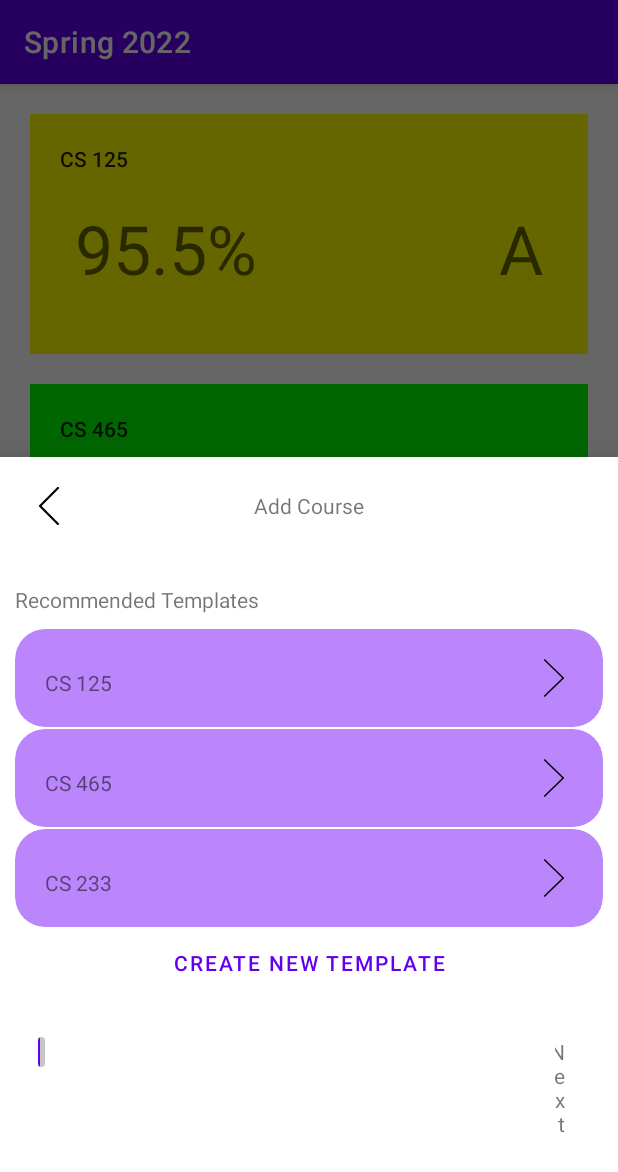
After one commit to sonalimerchia/CS465-Pixelbyte, an Android app: the fragment FindTemplate placed in its activity, on a phone screen of 412 x 824 dp. The commit adds this screen. Shown: the top 1172 px of the screen. Run offline under Robolectric (Android 15) with nearby library versions, the phone set to English and light mode, and no system bars.

Commit message:
Add Recommended Template Bottom Sheet

```diff
--- a/app/src/main/AndroidManifest.xml
+++ b/app/src/main/AndroidManifest.xml
@@ -14,9 +14,6 @@
             android:exported="false" />
         <activity
             android:name=".SelectTemplates"
-            android:exported="false" />
-        <activity
-            android:name=".CreateClass"
             android:exported="false" />
         <activity
             android:name=".ClassActivity"
--- a/app/src/main/java/edu/illinois/cs465/pixelbyte/ClassList/ClassData.java
+++ b/app/src/main/java/edu/illinois/cs465/pixelbyte/ClassList/ClassData.java
@@ -1,33 +1,42 @@
 package edu.illinois.cs465.pixelbyte.ClassList;
 
+import java.util.ArrayList;
+import java.util.List;
+
+import edu.illinois.cs465.pixelbyte.categoryCreation.TemplateCategory;
+
 public class ClassData {
-    String className;
-    String letterGrade;
-    double numberGrade;
-    double goal;
-    int color;
+    public String className_;
+    public String letterGrade_;
+    public double numberGrade_;
+    public double goal_;
+    public int color_;
+    public List<TemplateCategory> categories_;
 
     public ClassData(String classname, String let, double num) {
-        className = classname;
-        letterGrade = let;
-        numberGrade = num;
-        color = 0;
-        goal = 0;
+        className_ = classname;
+        letterGrade_ = let;
+        numberGrade_ = num;
+        color_ = 0;
+        goal_ = 0;
+        categories_ = new ArrayList<>();
     }
 
     public ClassData(String classname, String let, double num, int col) {
-        className = classname;
-        letterGrade = let;
-        numberGrade = num;
-        color = col;
-        goal = 0;
+        className_ = classname;
+        letterGrade_ = let;
+        numberGrade_ = num;
+        color_ = col;
+        goal_ = 0;
+        categories_ = new ArrayList<>();
     }
 
     public ClassData(String classname, String let, double num, int col, double gol) {
-        className = classname;
-        letterGrade = let;
-        numberGrade = num;
-        color = col;
-        goal = gol;
+        className_ = classname;
+        letterGrade_ = let;
+        numberGrade_ = num;
+        color_ = col;
+        goal_ = gol;
+        categories_ = new ArrayList<>();
     }
 }
--- a/app/src/main/java/edu/illinois/cs465/pixelbyte/ClassList/ClassListAdapter.java
+++ b/app/src/main/java/edu/illinois/cs465/pixelbyte/ClassList/ClassListAdapter.java
@@ -6,26 +6,13 @@ import android.view.View;
 import android.view.ViewGroup;
 import android.widget.ArrayAdapter;
 import android.widget.Button;
-import android.widget.LinearLayout;
 import android.widget.TextView;
 
 import androidx.cardview.widget.CardView;
-import androidx.constraintlayout.widget.ConstraintLayout;
-
-import org.w3c.dom.Text;
 
 import java.util.List;
 
 import edu.illinois.cs465.pixelbyte.R;
-
-class ListElem {
-    TextView className;
-    TextView letterGrade;
-    TextView numberGrade;
-    Button getHelp;
-}
-
-
 
 public class ClassListAdapter extends ArrayAdapter<ClassData> {
     public ClassListAdapter(Context context, List<ClassData> objects) {
@@ -62,27 +49,27 @@ public class ClassListAdapter extends ArrayAdapter<ClassData> {
         }
 
         TextView classLabel = (TextView) convertView.findViewById(R.id.classname);
-        if (classLabel != null && classItem.className != null && classItem.className.length() > 0) {
-            classLabel.setText(classItem.className);
+        if (classLabel != null && classItem.className_ != null && classItem.className_.length() > 0) {
+            classLabel.setText(classItem.className_);
         }
 
         TextView letterLabel = (TextView) convertView.findViewById(R.id.lettergrade);
-        if (letterLabel != null && classItem.letterGrade != null && classItem.letterGrade.length() > 0) {
-            letterLabel.setText(classItem.letterGrade);
+        if (letterLabel != null && classItem.letterGrade_ != null && classItem.letterGrade_.length() > 0) {
+            letterLabel.setText(classItem.letterGrade_);
         }
 
         TextView numLabel = (TextView) convertView.findViewById(R.id.numgrade);
-        if (numLabel != null && classItem.numberGrade != 0) {
-            numLabel.setText(makePercent(classItem.numberGrade));
+        if (numLabel != null && classItem.numberGrade_ != 0) {
+            numLabel.setText(makePercent(classItem.numberGrade_));
         }
 
         CardView coloredPortion = (CardView) convertView.findViewById(R.id.colored_portion);
-        if (coloredPortion != null && classItem.color != 0) {
-            coloredPortion.setBackgroundColor(classItem.color);
+        if (coloredPortion != null && classItem.color_ != 0) {
+            coloredPortion.setBackgroundColor(classItem.color_);
         }
 
         TextView getHelpButton = (TextView) convertView.findViewById(R.id.get_help);
-        if (getHelpButton != null && (classItem.goal != 0 && classItem.numberGrade >= classItem.goal)) {
+        if (getHelpButton != null && (classItem.goal_ != 0 && classItem.numberGrade_ >= classItem.goal_)) {
             getHelpButton.setHeight(0);
             getHelpButton.setWidth(0);
         }
--- /dev/null
+++ b/app/src/main/java/edu/illinois/cs465/pixelbyte/FindTemplate.java
@@ -0,0 +1,61 @@
+package edu.illinois.cs465.pixelbyte;
+
+import androidx.appcompat.app.AppCompatActivity;
+
+import android.os.Bundle;
+import android.view.LayoutInflater;
+import android.view.View;
+import android.view.ViewGroup;
+import android.widget.ListView;
+
+import com.google.android.material.bottomsheet.BottomSheetDialogFragment;
+
+import java.util.ArrayList;
+import java.util.List;
+
+import edu.illinois.cs465.pixelbyte.ClassList.ClassData;
+import edu.illinois.cs465.pixelbyte.RecommendedTemplateList.RecommendedTemplateAdapter;
+import edu.illinois.cs465.pixelbyte.categoryCreation.CategoryArrayAdapter;
+import edu.illinois.cs465.pixelbyte.categoryCreation.TemplateCategory;
+
+public class FindTemplate extends BottomSheetDialogFragment {
+    ListView recommendedTemplates;
+
+    @Override
+    public View onCreateView(LayoutInflater inflater, ViewGroup container, Bundle savedInstanceState) {
+        super.onCreate(savedInstanceState);
+        View view = inflater.inflate(R.layout.activity_find_template, container, false);
+
+        // Create items from sample data
+        List<ClassData> items = createItems();
+
+        // Create adapter to interpret data
+        recommendedTemplates = view.findViewById(R.id.recommended_templates);
+        RecommendedTemplateAdapter arr = new RecommendedTemplateAdapter(view.getContext(), items);
+
+        // Apply adapter to list
+        recommendedTemplates.setAdapter(arr);
+
+        return view;
+    }
+
+    private List<ClassData> createItems() {
+        List<ClassData> classes = new ArrayList<>();
+
+        classes.add(new ClassData("CS 125", "A", 95.5, 0xffffff00, 90.0));
+        classes.add(new ClassData("CS 465", "C+", 78.9, 0xff00ff00, 90.0));
+        classes.add(new ClassData("CS 233", "B-", 83.9, 0xff00ffff, 80.0));
+
+        addCategories(classes.get(0));
+        addCategories(classes.get(1));
+        addCategories(classes.get(2));
+
+        return classes;
+    }
+
+    private void addCategories(ClassData cd) {
+        cd.categories_.add(new TemplateCategory("Quizzes", 20.5, 2, 13));
+        cd.categories_.add(new TemplateCategory("Homework", 15.0, 5, 25));
+        cd.categories_.add(new TemplateCategory("Exams", 33.3, 0, 3));
+    }
+}
--- a/app/src/main/java/edu/illinois/cs465/pixelbyte/MainActivity.java
+++ b/app/src/main/java/edu/illinois/cs465/pixelbyte/MainActivity.java
@@ -73,6 +73,9 @@ public class MainActivity extends AppCompatActivity implements View.OnClickListe
             case CreateClass:
                 openDialog = new CreateClass();
                 break;
+            case FindTemplate:
+                openDialog = new FindTemplate();
+                break;
             case NewTemplatePreview:
                 openDialog = new CreateNewTemplate();
                 break;
--- /dev/null
+++ b/app/src/main/java/edu/illinois/cs465/pixelbyte/RecommendedTemplateList/RecommendedTemplateAdapter.java
@@ -0,0 +1,60 @@
+package edu.illinois.cs465.pixelbyte.RecommendedTemplateList;
+
+import android.content.Context;
+import android.view.LayoutInflater;
+import android.view.View;
+import android.view.ViewGroup;
+import android.widget.ArrayAdapter;
+import android.widget.TextView;
+
+import java.util.List;
+
+import edu.illinois.cs465.pixelbyte.ClassList.ClassData;
+import edu.illinois.cs465.pixelbyte.R;
+
+public class RecommendedTemplateAdapter extends ArrayAdapter<ClassData> {
+    public RecommendedTemplateAdapter(Context context, List<ClassData> objects) {
+        super(context, 0, objects);
+    }
+
+    // Return an integer representing the type by fetching the enum type ordinal
+    @Override
+    public int getItemViewType(int position) {
+        return 0;
+    }
+
+    // Total number of types is the number of enum values
+    @Override
+    public int getViewTypeCount() {
+        return 1;
+    }
+
+    private View getInflatedLayoutForType(int type) {
+        return LayoutInflater.from(getContext()).inflate(R.layout.recommended_template_item, null);
+    }
+
+    private String makePercent(double percentage) {
+        return (Math.round(percentage * 100) / 100.0) + "%";
+    }
+
+    @Override
+    public View getView(int position, View convertView, ViewGroup parent) {
+        ClassData classItem = getItem(position);
+
+        if (convertView == null) {
+            int type = getItemViewType(position);
+            convertView = getInflatedLayoutForType(type);
+        }
+
+        TextView classLabel = (TextView) convertView.findViewById(R.id.template_name);
+        if (classLabel != null && classItem.className_ != null && classItem.className_.length() > 0) {
+            classLabel.setText(classItem.className_);
+        }
+
+        if (convertView != null && classItem.color_ != 0) {
+            convertView.setClipToOutline(true);
+        }
+
+        return convertView;
+    }
+}
--- /dev/null
+++ b/app/src/main/res/drawable/ic_next_svgrepo_com.xml
@@ -0,0 +1,4 @@
+<vector android:height="25dp" android:viewportHeight="223.413"
+    android:viewportWidth="223.413" android:width="25dp" xmlns:android="http://schemas.android.com/apk/res/android">
+    <path android:fillColor="#010002" android:pathData="M57.179,223.413l-5.955,-6.137l108.701,-105.566l-108.701,-105.583l5.955,-6.127l115.01,111.71z"/>
+</vector>
--- /dev/null
+++ b/app/src/main/res/drawable/rounded_corners.xml
@@ -0,0 +1,5 @@
+<?xml version="1.0" encoding="UTF-8"?>
+<shape xmlns:android="http://schemas.android.com/apk/res/android" android:shape="rectangle">
+    <corners android:radius="20dp" />
+    <solid android:color="@color/purple_200" />
+</shape>
--- a/app/src/main/res/layout/activity_create_new_template.xml
+++ b/app/src/main/res/layout/activity_create_new_template.xml
@@ -6,7 +6,9 @@
     android:layout_width="match_parent"
     android:layout_height="match_parent"
 
-    android:padding="10dp"
+    android:paddingHorizontal="10dp"
+    android:paddingTop="10dp"
+    android:paddingBottom="50dp"
     android:orientation="vertical"
     tools:context=".CreateNewTemplate">
 
@@ -59,8 +61,7 @@
                 android:layout_width="match_parent"
                 android:layout_height="0dp"
                 android:layout_weight="1"
-                >
-            </ListView>
+                />
 
             <TextView
                 android:id="@+id/add_category"
--- /dev/null
+++ b/app/src/main/res/layout/activity_find_template.xml
@@ -0,0 +1,115 @@
+<?xml version="1.0" encoding="utf-8"?>
+<androidx.constraintlayout.widget.ConstraintLayout xmlns:android="http://schemas.android.com/apk/res/android"
+    xmlns:app="http://schemas.android.com/apk/res-auto"
+    xmlns:tools="http://schemas.android.com/tools"
+    android:layout_width="match_parent"
+    android:layout_height="match_parent"
+
+    android:paddingHorizontal="10dp"
+    android:paddingTop="10dp"
+    android:paddingBottom="50dp"
+
+    tools:context=".FindTemplate">
+
+    <RelativeLayout
+        android:layout_width="match_parent"
+        android:layout_height="wrap_content"
+        android:paddingBottom="30dp"
+        android:id="@+id/options_bar"
+        app:layout_constraintTop_toTopOf="parent"
+        app:layout_constraintLeft_toLeftOf="parent"
+        app:layout_constraintRight_toRightOf="parent"
+        >
+
+        <ImageView
+            android:layout_width="wrap_content"
+            android:layout_height="wrap_content"
+            android:src="@drawable/ic_back_svgrepo_com"
+            android:layout_alignParentStart="true"
+            android:layout_alignParentTop="true"
+            android:padding="10dp"
+            android:id="@+id/back_button"
+            android:contentDescription="@string/back"
+            />
+
+        <TextView
+            android:layout_width="match_parent"
+            android:layout_height="wrap_content"
+            android:layout_alignTop="@id/back_button"
+            android:layout_alignBottom="@id/back_button"
+            android:gravity="center"
+            android:text="Add Course" />
+    </RelativeLayout>
+
+    <LinearLayout
+        android:layout_width="match_parent"
+        android:layout_height="wrap_content"
+        android:orientation="vertical"
+        android:gravity="top"
+        android:id="@+id/templates_list_container"
+        app:layout_constraintTop_toBottomOf="@id/options_bar"
+        app:layout_constraintLeft_toLeftOf="parent"
+        app:layout_constraintRight_toRightOf="parent"
+        >
+
+        <TextView
+            android:layout_width="match_parent"
+            android:layout_height="wrap_content"
+            android:text="Recommended Templates"
+            android:layout_marginBottom="10dp"
+            />
+
+        <ListView
+            android:id="@+id/recommended_templates"
+            android:layout_width="match_parent"
+            android:layout_height="0dp"
+            android:layout_weight="1"
+            android:divider="@color/transparent"
+            android:dividerHeight="1dp"
+            />
+
+        <Button
+            android:layout_height="wrap_content"
+            android:layout_width="match_parent"
+            android:text="Create New Template"
+            />
+    </LinearLayout>
+
+    <LinearLayout
+        app:layout_constraintLeft_toLeftOf="parent"
+        app:layout_constraintRight_toRightOf="parent"
+        app:layout_constraintTop_toBottomOf="@id/templates_list_container"
+        app:layout_constraintBottom_toBottomOf="parent"
+        android:layout_width="wrap_content"
+        android:layout_height="wrap_content"
+        android:orientation="horizontal"
+        android:paddingTop="25dp"
+        android:paddingHorizontal="15dp"
+        android:paddingBottom="15dp">
+
+        <ProgressBar
+            style="@android:style/Widget.ProgressBar.Horizontal"
+            android:progressBackgroundTint="@color/gray"
+            android:progressTint="@color/purple_500"
+            android:layout_width="0dp"
+            android:layout_height="wrap_content"
+            android:layout_gravity="start"
+            android:layout_weight="2"
+            android:progress="25" />
+
+        <View
+            android:layout_width="0dp"
+            android:layout_height="0dp"
+            android:layout_weight="1" />
+
+        <TextView
+            android:layout_width="0dp"
+            android:layout_height="wrap_content"
+            android:layout_gravity="end"
+            android:layout_weight="1"
+            android:gravity="end"
+            android:paddingStart="0dp"
+            android:paddingEnd="10dp"
+            android:text="@string/next" />
+    </LinearLayout>
+</androidx.constraintlayout.widget.ConstraintLayout>
--- /dev/null
+++ b/app/src/main/res/layout/recommended_template_item.xml
@@ -0,0 +1,30 @@
+<?xml version="1.0" encoding="utf-8"?>
+<RelativeLayout xmlns:android="http://schemas.android.com/apk/res/android"
+    android:layout_width="match_parent"
+    android:layout_height="wrap_content"
+    xmlns:app="http://schemas.android.com/apk/res-auto"
+    android:padding="20dp"
+    android:background="@drawable/rounded_corners"
+    >
+
+    <TextView
+        android:id="@+id/template_name"
+        android:layout_width="wrap_content"
+        android:layout_height="wrap_content"
+        android:gravity="center"
+        android:layout_alignParentLeft="true"
+        android:layout_alignParentBottom="true"
+        android:layout_alignParentTop="true"
+        />
+
+    <ImageButton
+        android:layout_width="wrap_content"
+        android:layout_height="wrap_content"
+        android:src="@drawable/ic_next_svgrepo_com"
+        android:layout_alignParentRight="true"
+        android:layout_alignParentTop="true"
+        android:layout_alignParentBottom="true"
+        android:background="@color/transparent"
+        />
+
+</RelativeLayout>
```
